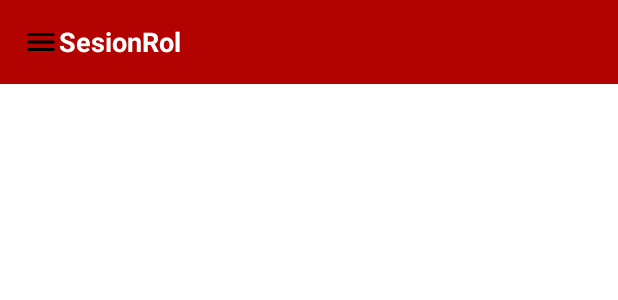
After one commit to josegonzalezmarin/SesionRolApp, an Android app: the layout create_campaign.xml on its own in the app's theme, with its tools: preview values and no code run, on a phone screen of 412 x 824 dp. The commit adds this screen. Shown: the top 300 px of the screen. Run offline under Robolectric (Android 15) with nearby library versions, the light colour scheme and no system bars.

Commit message:
Nuevas pantallas

```diff
--- a/app/src/main/AndroidManifest.xml
+++ b/app/src/main/AndroidManifest.xml
@@ -23,6 +23,12 @@
         <activity
             android:name=".Registro">
         </activity>
+        <activity
+            android:name=".MainHub">
+        </activity>
+        <activity
+            android:name=".CreateCampaign">
+        </activity>
     </application>
 
 </manifest>
--- /dev/null
+++ b/app/src/main/java/es/upm/sesionrol/CreateCampaign.java
@@ -0,0 +1,14 @@
+package es.upm.sesionrol;
+
+import android.os.Bundle;
+
+import androidx.appcompat.app.AppCompatActivity;
+import androidx.constraintlayout.widget.ConstraintLayout;
+import androidx.drawerlayout.widget.DrawerLayout;
+
+public class CreateCampaign  extends AppCompatActivity {
+    protected void onCreate(Bundle savedInstanceState) {
+        super.onCreate(savedInstanceState);
+        setContentView(R.layout.create_campaign);
+    }
+}
--- a/app/src/main/java/es/upm/sesionrol/MainActivity.java
+++ b/app/src/main/java/es/upm/sesionrol/MainActivity.java
@@ -67,6 +67,8 @@ public class MainActivity extends AppCompatActivity {
                             if(task.isSuccessful()){
                                 Log.d(TAG,"signInWithEmail:success");
                                 FirebaseUser user = mAuth.getCurrentUser();
+                                Intent my2Intent = new Intent(view.getContext(), MainHub.class);
+                                startActivity(my2Intent);
                             }else{
                                 Log.w(TAG,"signInWithEmail:failure",task.getException());
                                 Toast.makeText(MainActivity.this,"Authentication failed.",Toast.LENGTH_SHORT).show();
--- /dev/null
+++ b/app/src/main/java/es/upm/sesionrol/MainHub.java
@@ -0,0 +1,23 @@
+package es.upm.sesionrol;
+
+import androidx.appcompat.app.AppCompatActivity;
+import androidx.core.view.GravityCompat;
+import androidx.drawerlayout.widget.DrawerLayout;
+
+import android.os.Bundle;
+import android.view.View;
+
+public class MainHub extends AppCompatActivity {
+    protected void onCreate(Bundle savedInstanceState) {
+        super.onCreate(savedInstanceState);
+        setContentView(R.layout.main_hub);
+        final DrawerLayout drawerLayout = findViewById(R.id.drawerlayout);
+
+        findViewById(R.id.imageMenu).setOnClickListener(new View.OnClickListener() {
+            @Override
+            public void onClick(View view) {
+                drawerLayout.openDrawer(GravityCompat.START);
+            }
+        });
+    }
+}
--- /dev/null
+++ b/app/src/main/res/drawable/ic_menu.xml
@@ -0,0 +1,5 @@
+<vector android:height="24dp" android:tint="#000000"
+    android:viewportHeight="24" android:viewportWidth="24"
+    android:width="24dp" xmlns:android="http://schemas.android.com/apk/res/android">
+    <path android:fillColor="@android:color/white" android:pathData="M3,18h18v-2L3,16v2zM3,13h18v-2L3,11v2zM3,6v2h18L21,6L3,6z"/>
+</vector>
--- /dev/null
+++ b/app/src/main/res/layout/create_campaign.xml
@@ -0,0 +1,11 @@
+<?xml version="1.0" encoding="utf-8"?>
+<androidx.constraintlayout.widget.ConstraintLayout xmlns:android="http://schemas.android.com/apk/res/android"
+    xmlns:tools="http://schemas.android.com/tools"
+    android:id="@+id/createcampaign"
+    android:layout_width="match_parent"
+    android:layout_height="match_parent"
+    tools:context=".MainHub">
+    <include layout="@layout/main_hub"/>
+
+
+</androidx.constraintlayout.widget.ConstraintLayout>
--- /dev/null
+++ b/app/src/main/res/layout/main_hub.xml
@@ -0,0 +1,47 @@
+<?xml version="1.0" encoding="utf-8"?>
+<androidx.drawerlayout.widget.DrawerLayout xmlns:android="http://schemas.android.com/apk/res/android"
+    xmlns:app="http://schemas.android.com/apk/res-auto"
+    xmlns:tools="http://schemas.android.com/tools"
+    android:id="@+id/drawerlayout"
+    android:layout_width="match_parent"
+    android:layout_height="match_parent">
+
+    <androidx.constraintlayout.widget.ConstraintLayout
+        android:layout_width="match_parent"
+        android:layout_height="match_parent">
+        <LinearLayout
+            android:id="@+id/layoutToolBar"
+            android:layout_width="match_parent"
+            android:layout_height="?actionBarSize"
+            android:background="@color/rojo_potente"
+            android:gravity="center_vertical"
+            android:orientation="horizontal"
+            android:paddingStart="15dp"
+            android:paddingEnd="15dp"
+            app:layout_constraintTop_toTopOf="parent">
+
+            <ImageView
+                android:id="@+id/imageMenu"
+                android:layout_width="wrap_content"
+                android:layout_height="wrap_content"
+                android:contentDescription="@string/app_name"
+                android:src="@drawable/ic_menu"></ImageView>
+            <TextView
+                android:id="@+id/textTitle"
+                android:layout_width="match_parent"
+                android:layout_height="wrap_content"
+                android:text="@string/app_name"
+                android:textColor="@color/white"
+                android:textSize="18sp"
+                android:textStyle="bold"
+                ></TextView>
+            </LinearLayout>
+    </androidx.constraintlayout.widget.ConstraintLayout>
+    <com.google.android.material.navigation.NavigationView
+        android:id="@+id/navigationView"
+        android:layout_width="wrap_content"
+        android:layout_height="match_parent"
+        android:layout_gravity="start"
+        app:menu="@menu/navigation_menu"
+        ></com.google.android.material.navigation.NavigationView>
+</androidx.drawerlayout.widget.DrawerLayout>
--- /dev/null
+++ b/app/src/main/res/menu/navigation_menu.xml
@@ -0,0 +1,11 @@
+<?xml version="1.0" encoding="utf-8"?>
+<menu xmlns:app="http://schemas.android.com/apk/res-auto"
+    xmlns:android="http://schemas.android.com/apk/res/android">
+
+    <item android:id="@+id/principal"    android:title="Principal" android:icon="@drawable/common_google_signin_btn_icon_dark" />
+    <item android:id="@+id/crear_personaje"   android:title="Crear Personaje" />
+    <item android:id="@+id/editar_personaje"   android:title="Editar Personajes" />
+    <item android:id="@+id/principañ"   android:title="Principal" />
+    <item android:id="@+id/ajustes"   android:title="Ajustes" />
+    <item android:id="@+id/cerrar_sesion"   android:title="Cerrar sesion" />
+</menu>
--- a/app/src/main/res/values/colors.xml
+++ b/app/src/main/res/values/colors.xml
@@ -1,5 +1,9 @@
 <?xml version="1.0" encoding="utf-8"?>
 <resources>
+    <color name="rojo_chulo">#FFE50501</color>
+    <color name="negro_fondo">#FF000000</color>
+    <color name="gris_letras">#FF808080</color>
+    <color name="rojo_potente">#FFB30300</color>
     <color name="purple_200">#FFBB86FC</color>
     <color name="purple_500">#FF6200EE</color>
     <color name="purple_700">#FF3700B3</color>
--- a/app/src/main/res/values/themes.xml
+++ b/app/src/main/res/values/themes.xml
@@ -2,15 +2,16 @@
     <!-- Base application theme. -->
     <style name="Theme.SesionRol" parent="Theme.MaterialComponents.DayNight.DarkActionBar">
         <!-- Primary brand color. -->
-        <item name="colorPrimary">@color/purple_500</item>
-        <item name="colorPrimaryVariant">@color/purple_700</item>
+        <item name="colorPrimary">@color/rojo_potente</item>
+        <item name="colorPrimaryVariant">@color/rojo_potente</item>
         <item name="colorOnPrimary">@color/white</item>
         <!-- Secondary brand color. -->
-        <item name="colorSecondary">@color/teal_200</item>
-        <item name="colorSecondaryVariant">@color/teal_700</item>
-        <item name="colorOnSecondary">@color/black</item>
+        <item name="colorSecondary">@color/white</item>
+        <item name="colorSecondaryVariant">@color/white</item>
+        <item name="colorOnSecondary">@color/white</item>
         <!-- Status bar color. -->
         <item name="android:statusBarColor">?attr/colorPrimaryVariant</item>
         <!-- Customize your theme here. -->
+        <!--<item name="android:colorBackground">@color/black</item>-->
     </style>
 </resources>
```
Also changed, not shown: 1 other file.
